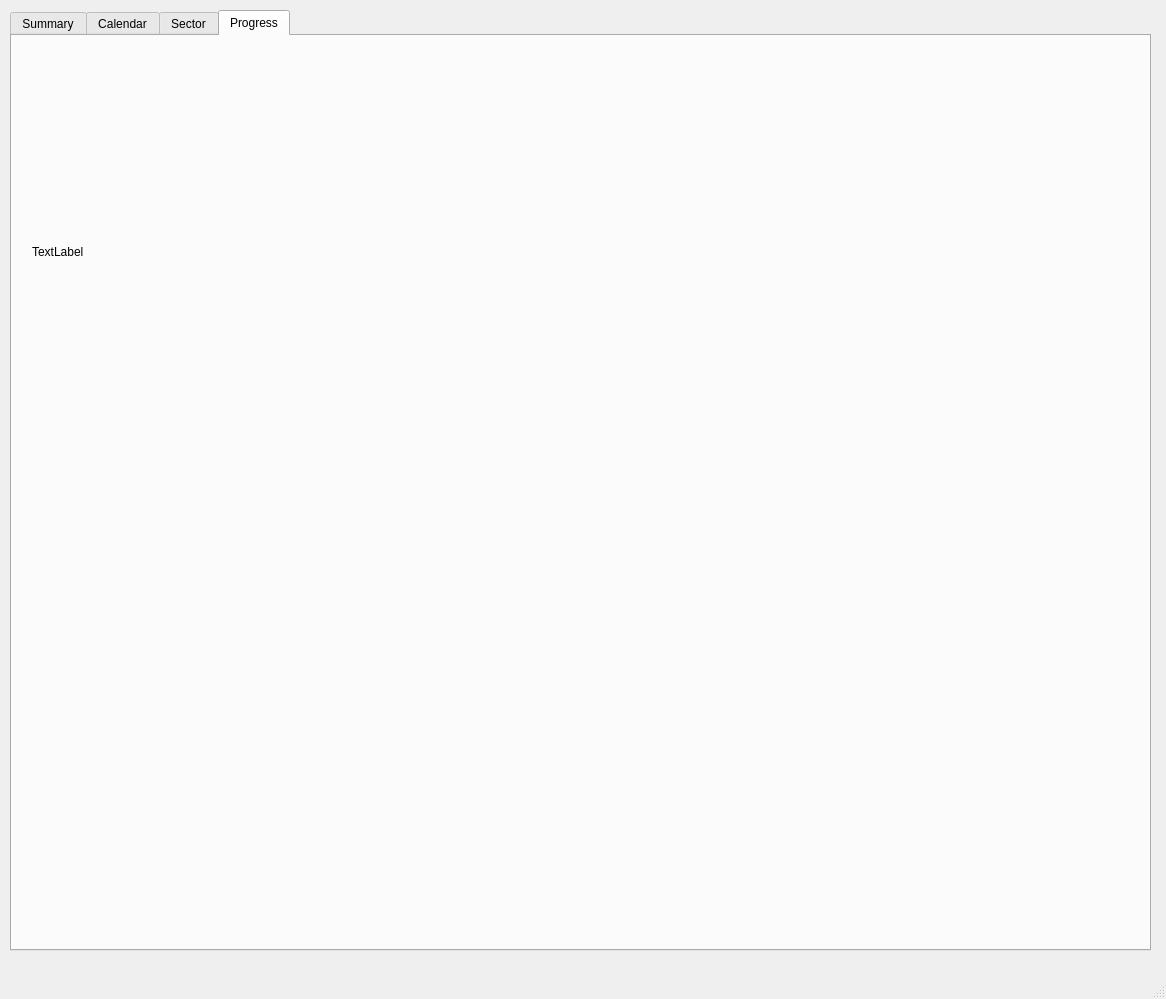
Before: the Qt Designer form d_gui.ui in neeraavi/aidiv, drawn with Qt 5.
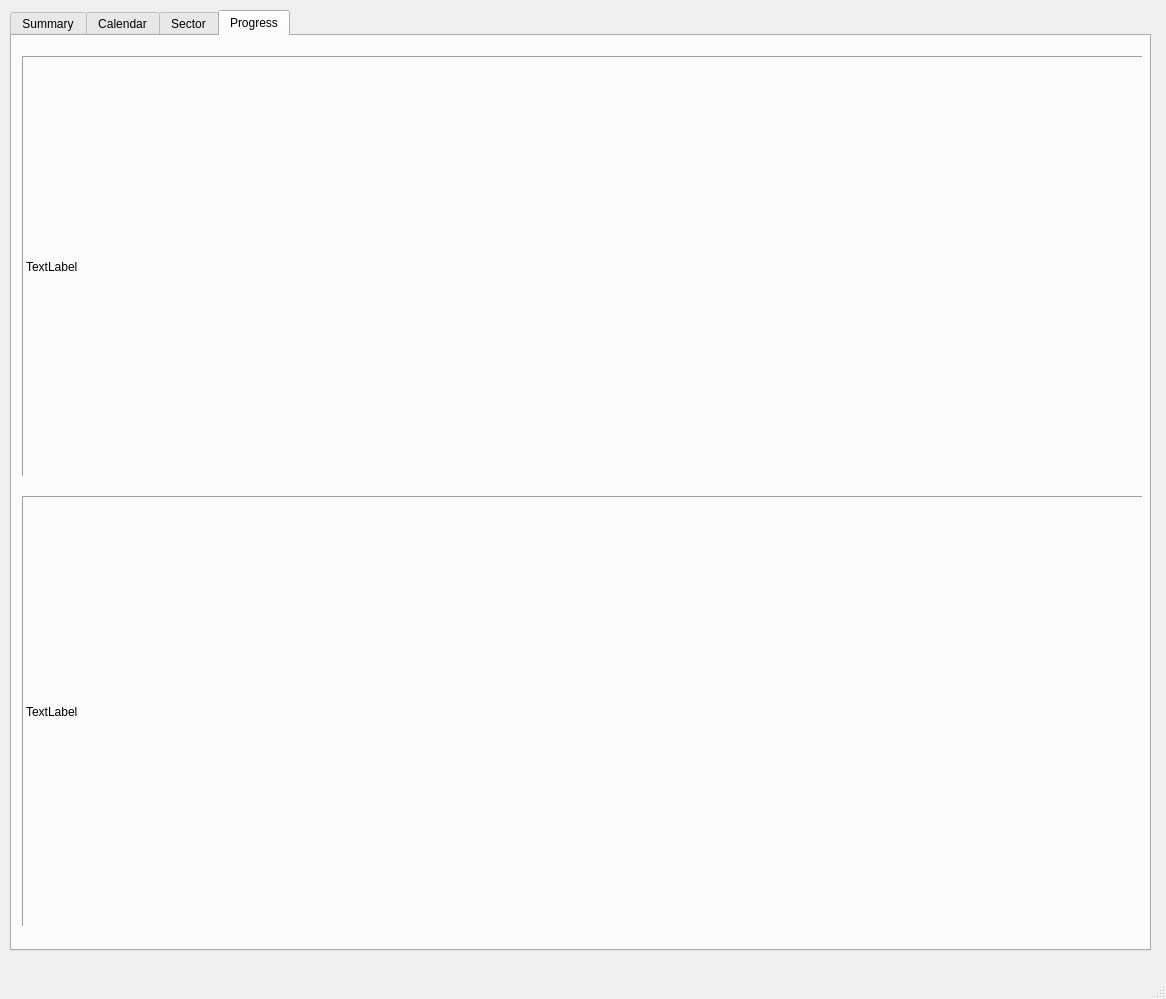
After: the same form once the commit is applied. The open tabs and pages were chosen to show the change.

Diff of the .ui file:
```diff
--- a/d_gui.ui
+++ b/d_gui.ui
@@ -338,11 +338,36 @@
      <widget class="QLabel" name="div_progress">
       <property name="geometry">
        <rect>
-        <x>20</x>
+        <x>10</x>
         <y>20</y>
-        <width>1071</width>
-        <height>391</height>
+        <width>1121</width>
+        <height>421</height>
        </rect>
+      </property>
+      <property name="frameShape">
+       <enum>QFrame::Panel</enum>
+      </property>
+      <property name="frameShadow">
+       <enum>QFrame::Sunken</enum>
+      </property>
+      <property name="text">
+       <string>TextLabel</string>
+      </property>
+     </widget>
+     <widget class="QLabel" name="cumulative_progress">
+      <property name="geometry">
+       <rect>
+        <x>10</x>
+        <y>460</y>
+        <width>1121</width>
+        <height>431</height>
+       </rect>
+      </property>
+      <property name="frameShape">
+       <enum>QFrame::Panel</enum>
+      </property>
+      <property name="frameShadow">
+       <enum>QFrame::Sunken</enum>
       </property>
       <property name="text">
        <string>TextLabel</string>
```
